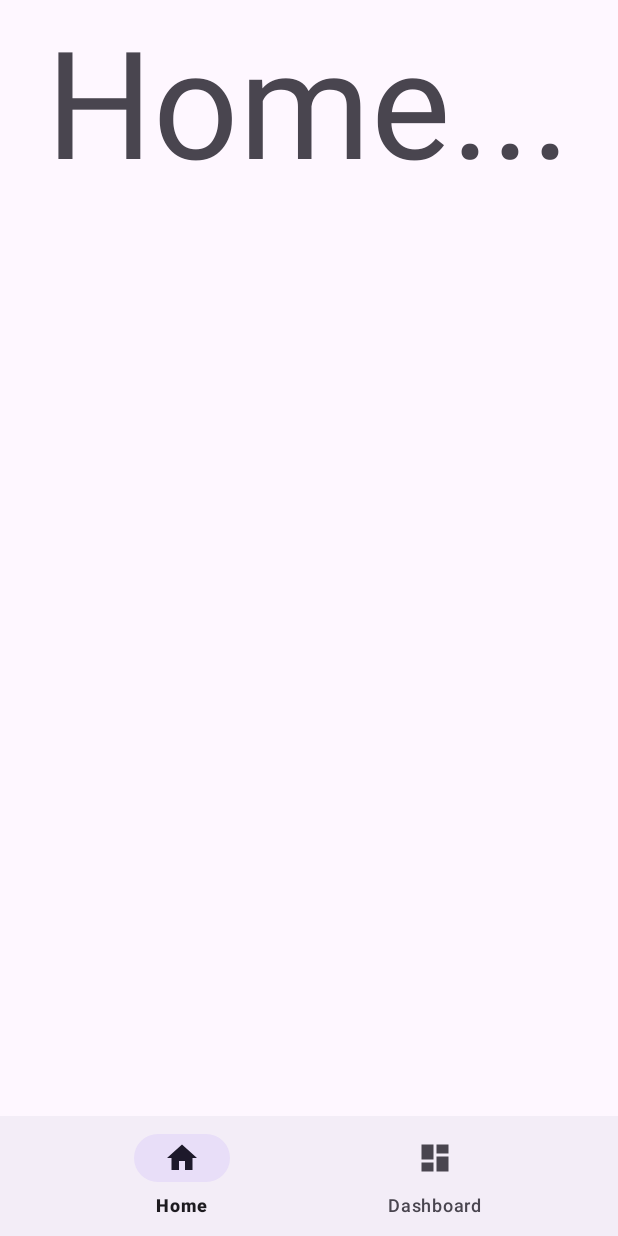
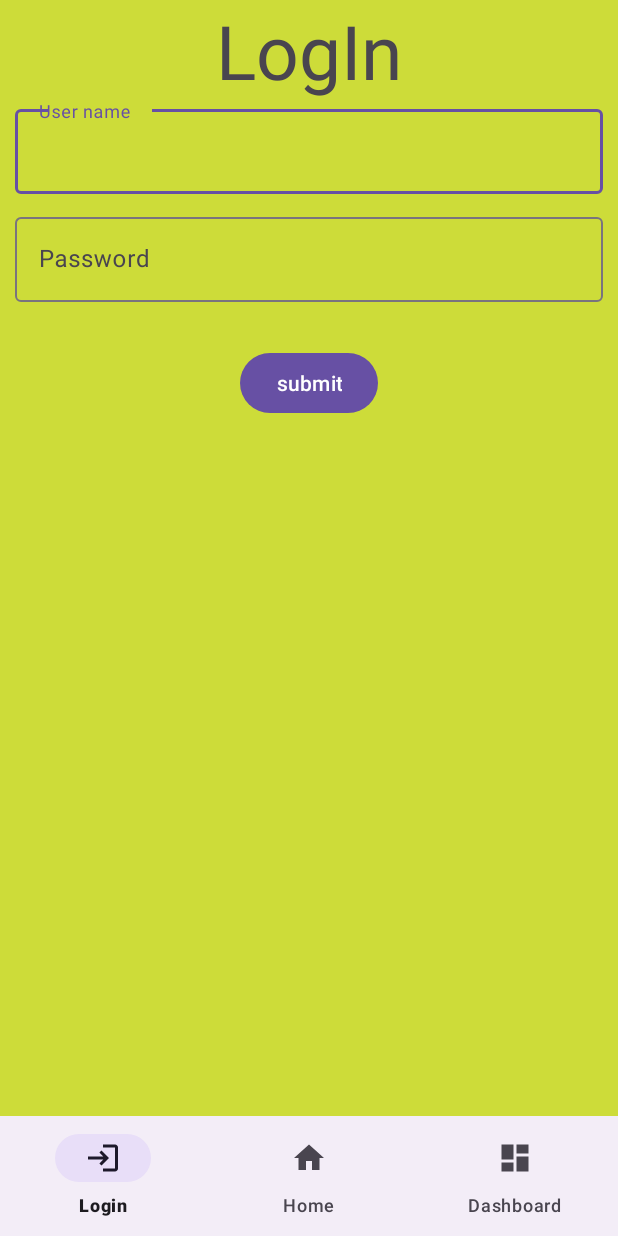
Before and after one commit to eiadmre7/bottomMenuFragments, an Android app: the screen it shows after launch (MainActivity), on a phone screen of 412 x 824 dp. Run offline under Robolectric (Android 15) with nearby library versions, the phone set to English and light mode, and no system bars; our stand-ins replace Firebase (no records; nobody signed in at launch, a user with empty details on screens opened directly).

Commit message:
add login fragment

```diff
--- a/ButtomMenuFragment/app/build.gradle.kts
+++ b/ButtomMenuFragment/app/build.gradle.kts
@@ -1,5 +1,6 @@
 plugins {
     alias(libs.plugins.android.application)
+    alias(libs.plugins.google.gms.google.services)
 }
 
 android {
@@ -37,6 +38,7 @@ dependencies {
     implementation(libs.material)
     implementation(libs.activity)
     implementation(libs.constraintlayout)
+    implementation(libs.firebase.auth)
     testImplementation(libs.junit)
     androidTestImplementation(libs.ext.junit)
     androidTestImplementation(libs.espresso.core)
--- a/ButtomMenuFragment/app/src/main/java/com/example/buttommenufragment/HomeFrag.java
+++ b/ButtomMenuFragment/app/src/main/java/com/example/buttommenufragment/HomeFrag.java
@@ -7,9 +7,14 @@ import androidx.fragment.app.Fragment;
 import android.view.LayoutInflater;
 import android.view.View;
 import android.view.ViewGroup;
+import android.widget.Button;
+import android.widget.TextView;
+
+import com.google.android.material.textfield.TextInputEditText;
 
 public class HomeFrag extends Fragment {
-
+    private TextInputEditText etName;
+    private TextView tvResult;
 
     public HomeFrag() {
         // Required empty public constructor
@@ -25,6 +30,17 @@ public class HomeFrag extends Fragment {
                              Bundle savedInstanceState) {
         // Inflate the layout for this fragment
         View view= inflater.inflate(R.layout.fragment_home, container, false);
+        etName=view.findViewById(R.id.et_password);
+        tvResult=view.findViewById(R.id.tv_result);
+        view.findViewById(R.id.btn_submit).setOnClickListener(new View.OnClickListener() {
+            @Override
+            public void onClick(View v) {
+                String name=etName.getText().toString();
+                tvResult.setText(name);
+                etName.setText(null);
+            }
+        });
         return view;
     }
+
 }
--- /dev/null
+++ b/ButtomMenuFragment/app/src/main/java/com/example/buttommenufragment/LoginFrag.java
@@ -0,0 +1,73 @@
+package com.example.buttommenufragment;
+
+import android.os.Bundle;
+
+import androidx.annotation.NonNull;
+import androidx.fragment.app.Fragment;
+
+import android.util.Log;
+import android.view.LayoutInflater;
+import android.view.View;
+import android.view.ViewGroup;
+import android.widget.Button;
+import android.widget.Toast;
+
+import com.google.android.gms.tasks.OnCompleteListener;
+import com.google.android.gms.tasks.Task;
+import com.google.android.material.textfield.TextInputEditText;
+import com.google.firebase.auth.AuthResult;
+import com.google.firebase.auth.FirebaseAuth;
+
+public class LoginFrag extends Fragment {
+    private TextInputEditText et_name, et_password;
+    private Button btn_submit;
+    private FirebaseAuth auth;
+
+    public LoginFrag() {
+        // Required empty public constructor
+    }
+
+    @Override
+    public View onCreateView(LayoutInflater inflater, ViewGroup container,
+                             Bundle savedInstanceState) {
+        auth = FirebaseAuth.getInstance();
+        // Inflate the layout for this fragment
+        View view = inflater.inflate(R.layout.fragment_login, container, false);
+        et_name = view.findViewById(R.id.et_email);
+        et_password = view.findViewById(R.id.et_password);
+        btn_submit = view.findViewById(R.id.btn_submit);
+        btn_submit.setOnClickListener(new View.OnClickListener() {
+            @Override
+            public void onClick(View v) {
+                chekUserPass();
+            }
+        });
+        return view;
+    }
+
+    private void chekUserPass() {
+        String email = et_name.getText().toString();
+        String pass = et_password.getText().toString();
+        auth.signInWithEmailAndPassword(email, pass)
+                .addOnCompleteListener(getActivity(), new OnCompleteListener<AuthResult>() {
+                    @Override
+                    public void onComplete(@NonNull Task<AuthResult> task) {
+                        if (task.isSuccessful()) {
+                            // Sign in success, update UI with the signed-in user's information
+                            Toast.makeText(getActivity(), "Login Successfully", Toast.LENGTH_SHORT).show();
+                            Log.d("TAG", "signInWithEmail:success");
+                            updateUI();
+                        } else {
+                            // If sign in fails, display a message to the user.
+                            Log.w("TAG", "signInWithEmail:failure", task.getException());
+                            Toast.makeText(getActivity(), "Authentication failed.",
+                                    Toast.LENGTH_SHORT).show();
+                        }
+                    }
+                });
+    }
+
+    private void updateUI() {
+        MainActivity.homeFrame.setVisibility(View.VISIBLE);
+    }
+}
--- a/ButtomMenuFragment/app/src/main/java/com/example/buttommenufragment/MainActivity.java
+++ b/ButtomMenuFragment/app/src/main/java/com/example/buttommenufragment/MainActivity.java
@@ -11,15 +11,17 @@ import com.google.android.material.bottomnavigation.BottomNavigationView;
 import com.google.android.material.navigation.NavigationBarView;
 
 public class MainActivity extends AppCompatActivity {
+    private LoginFrag loginFrag;
     private DashBoardFrag dashBoardFrag;
     private HomeFrag homeFrag;
-    private FrameLayout HomeFrame, dashboardFrame;
+    public static FrameLayout loginFrame, homeFrame, dashboardFrame;
     private BottomNavigationView bottomnavigation;
     @Override
     protected void onCreate(Bundle savedInstanceState) {
         super.onCreate(savedInstanceState);
         setContentView(R.layout.activity_main);
-        HomeFrame=findViewById(R.id.HomeFrame);
+        loginFrame=findViewById(R.id.LoginFrame);
+        homeFrame=findViewById(R.id.HomeFrame);
         dashboardFrame=findViewById(R.id.dashboardFrame);
         bottomnavigation=findViewById(R.id.bottomnavigation);
         start();
@@ -30,10 +32,12 @@ public class MainActivity extends AppCompatActivity {
         getSupportFragmentManager().beginTransaction().replace(R.id.HomeFrame, homeFrag).commit();
         dashBoardFrag = new DashBoardFrag();
         getSupportFragmentManager().beginTransaction().replace(R.id.dashboardFrame, dashBoardFrag).commit();
+        loginFrag = new LoginFrag();
+        getSupportFragmentManager().beginTransaction().replace(R.id.LoginFrame, loginFrag).commit();
 
         // Hide other fragments initially
         dashboardFrame.setVisibility(View.INVISIBLE);
-
+        homeFrame.setVisibility(View.INVISIBLE);
         // Set up bottom navigation view listener
         bottomnavigation.setOnItemSelectedListener(new NavigationBarView.OnItemSelectedListener() {
             @Override
@@ -41,17 +45,25 @@ public class MainActivity extends AppCompatActivity {
                 if (item.getItemId()==R.id.menu_home) {
                     // Show Home fragment
                     dashboardFrame.setVisibility(View.INVISIBLE);
-                    HomeFrame.setVisibility(View.VISIBLE);
+                    loginFrame.setVisibility(View.INVISIBLE);
+                    homeFrame.setVisibility(View.VISIBLE);
                 }
-                   else  {
+                if (item.getItemId()==R.id.menu_dashboard)
+                     {
                         // Show Dashboard fragment
-                        HomeFrame.setVisibility(View.INVISIBLE);
+                        homeFrame.setVisibility(View.INVISIBLE);
+                        loginFrame.setVisibility(View.INVISIBLE);
                         dashboardFrame.setVisibility(View.VISIBLE);
                 }
+                if (item.getItemId()==R.id.menu_login) {
+                    // Show Login fragment
+                    homeFrame.setVisibility(View.INVISIBLE);
+                    dashboardFrame.setVisibility(View.INVISIBLE);
+                    loginFrame.setVisibility(View.VISIBLE);
+            }
                 return true;
             }
         });
 
-    }
-
+        }
 }
--- /dev/null
+++ b/ButtomMenuFragment/app/src/main/res/drawable/ic_login.xml
@@ -0,0 +1,5 @@
+<vector xmlns:android="http://schemas.android.com/apk/res/android" android:autoMirrored="true" android:height="24dp" android:tint="#000000" android:viewportHeight="24" android:viewportWidth="24" android:width="24dp">
+
+    <path android:fillColor="@android:color/white" android:pathData="M11,7L9.6,8.4l2.6,2.6H2v2h10.2l-2.6,2.6L11,17l5,-5L11,7zM20,19h-8v2h8c1.1,0 2,-0.9 2,-2V5c0,-1.1 -0.9,-2 -2,-2h-8v2h8V19z"/>
+
+</vector>
--- a/ButtomMenuFragment/app/src/main/res/layout/activity_main.xml
+++ b/ButtomMenuFragment/app/src/main/res/layout/activity_main.xml
@@ -6,7 +6,11 @@
     android:layout_width="match_parent"
     android:layout_height="match_parent"
     tools:context=".MainActivity">
-
+    <FrameLayout
+        android:id="@+id/LoginFrame"
+        android:layout_width="match_parent"
+        android:layout_height="match_parent"
+        android:layout_above="@id/bottomnavigation"/>
     <FrameLayout
         android:id="@+id/HomeFrame"
         android:layout_width="match_parent"
@@ -22,7 +26,7 @@
         android:layout_width="match_parent"
         android:layout_height="wrap_content"
         android:id="@+id/bottomnavigation"
-        app:menu="@menu/buttom_nan_menu"
+        app:menu="@menu/buttom_nav_menu"
         android:layout_alignParentBottom="true"/>
 
 </RelativeLayout>
--- a/ButtomMenuFragment/app/src/main/res/layout/fragment_dash_board.xml
+++ b/ButtomMenuFragment/app/src/main/res/layout/fragment_dash_board.xml
@@ -3,6 +3,7 @@
     xmlns:tools="http://schemas.android.com/tools"
     android:layout_width="match_parent"
     android:layout_height="match_parent"
+    android:background="@color/yellow"
     tools:context=".DashBoardFrag">
 
     <LinearLayout
--- /dev/null
+++ b/ButtomMenuFragment/app/src/main/res/layout/fragment_login.xml
@@ -0,0 +1,71 @@
+<?xml version="1.0" encoding="utf-8"?>
+<FrameLayout xmlns:android="http://schemas.android.com/apk/res/android"
+    xmlns:tools="http://schemas.android.com/tools"
+    android:layout_width="match_parent"
+    android:layout_height="match_parent"
+    android:background="@color/lightGreen"
+    tools:context=".HomeFrag">
+    <RelativeLayout
+        android:layout_width="match_parent"
+        android:layout_height="match_parent">
+
+        <TextView
+            android:id="@+id/tv_home"
+            android:layout_width="wrap_content"
+            android:layout_height="wrap_content"
+            android:text="LogIn"
+            android:layout_centerHorizontal="true"
+            android:textSize="50sp" />
+
+        <com.google.android.material.textfield.TextInputLayout
+            android:id="@+id/et_name"
+            android:hint="User name"
+            android:layout_below="@+id/tv_home"
+            android:layout_width="match_parent"
+            android:layout_height="wrap_content">
+
+            <com.google.android.material.textfield.TextInputEditText
+                android:id="@+id/et_email"
+                android:layout_margin="10dp"
+                android:textColor="@color/white"
+                android:layout_width="match_parent"
+                android:layout_height="wrap_content" />
+        </com.google.android.material.textfield.TextInputLayout>
+
+        <com.google.android.material.textfield.TextInputLayout
+            android:id="@+id/text_input_password"
+            android:hint="Password"
+            android:layout_below="@+id/et_name"
+            android:layout_width="match_parent"
+            android:layout_height="wrap_content">
+            <com.google.android.material.textfield.TextInputEditText
+                android:id="@+id/et_password"
+                android:layout_margin="10dp"
+                android:textColor="@color/white"
+                android:inputType="textPassword"
+                android:layout_width="match_parent"
+                android:layout_height="wrap_content" />
+
+        </com.google.android.material.textfield.TextInputLayout>
+
+        <Button
+            android:id="@+id/btn_submit"
+            android:layout_width="wrap_content"
+            android:layout_height="wrap_content"
+            android:layout_marginTop="20dp"
+            android:text="submit"
+            android:layout_centerHorizontal="true"
+            android:layout_below="@+id/text_input_password" />
+
+        <TextView
+            android:id="@+id/tv_result"
+            android:layout_width="match_parent"
+            android:layout_height="wrap_content"
+            android:layout_marginTop="30dp"
+            android:layout_below="@id/btn_submit"
+            android:textSize="30sp"/>
+
+    </RelativeLayout>
+
+
+</FrameLayout>
--- a/ButtomMenuFragment/app/src/main/res/menu/buttom_nan_menu.xml
+++ b/ButtomMenuFragment/app/src/main/res/menu/buttom_nav_menu.xml
@@ -1,5 +1,11 @@
 <?xml version="1.0" encoding="utf-8"?>
 <menu xmlns:android="http://schemas.android.com/apk/res/android">
+    <!-- TODO: Update menu -->
+    <item
+        android:title="Login"
+        android:enabled="true"
+        android:icon="@drawable/ic_login"
+        android:id="@+id/menu_login"/>
     <item
         android:title="Home"
         android:enabled="true"
--- a/ButtomMenuFragment/app/src/main/res/values/colors.xml
+++ b/ButtomMenuFragment/app/src/main/res/values/colors.xml
@@ -1,5 +1,8 @@
 <?xml version="1.0" encoding="utf-8"?>
 <resources>
     <color name="black">#FF000000</color>
-    <color name="white">#FFFFFFFF</color>
+    <color name="white">#FFFFFF</color>
+    <color name="lightGreen">#CDDC39</color>
+    <color name="torkez">#21C8B9</color>
+    <color name="yellow">#D0BD17</color>
 </resources>
--- a/ButtomMenuFragment/build.gradle.kts
+++ b/ButtomMenuFragment/build.gradle.kts
@@ -1,4 +1,5 @@
 // Top-level build file where you can add configuration options common to all sub-projects/modules.
 plugins {
     alias(libs.plugins.android.application) apply false
+    alias(libs.plugins.google.gms.google.services) apply false
 }
--- a/ButtomMenuFragment/gradle/libs.versions.toml
+++ b/ButtomMenuFragment/gradle/libs.versions.toml
@@ -7,6 +7,8 @@ appcompat = "1.7.0"
 material = "1.12.0"
 activity = "1.9.3"
 constraintlayout = "2.2.0"
+googleGmsGoogleServices = "4.4.2"
+firebaseAuth = "23.1.0"
 
 [libraries]
 junit = { group = "junit", name = "junit", version.ref = "junit" }
@@ -16,6 +18,8 @@ appcompat = { group = "androidx.appcompat", name = "appcompat", version.ref = "a
 material = { group = "com.google.android.material", name = "material", version.ref = "material" }
 activity = { group = "androidx.activity", name = "activity", version.ref = "activity" }
 constraintlayout = { group = "androidx.constraintlayout", name = "constraintlayout", version.ref = "constraintlayout" }
+firebase-auth = { group = "com.google.firebase", name = "firebase-auth", version.ref = "firebaseAuth" }
 
 [plugins]
 android-application = { id = "com.android.application", version.ref = "agp" }
+google-gms-google-services = { id = "com.google.gms.google-services", version.ref = "googleGmsGoogleServices" }
```
Also changed, not shown: ButtomMenuFragment/app/src/main/res/layout/fragment_home.xml (+40 -7 lines).
